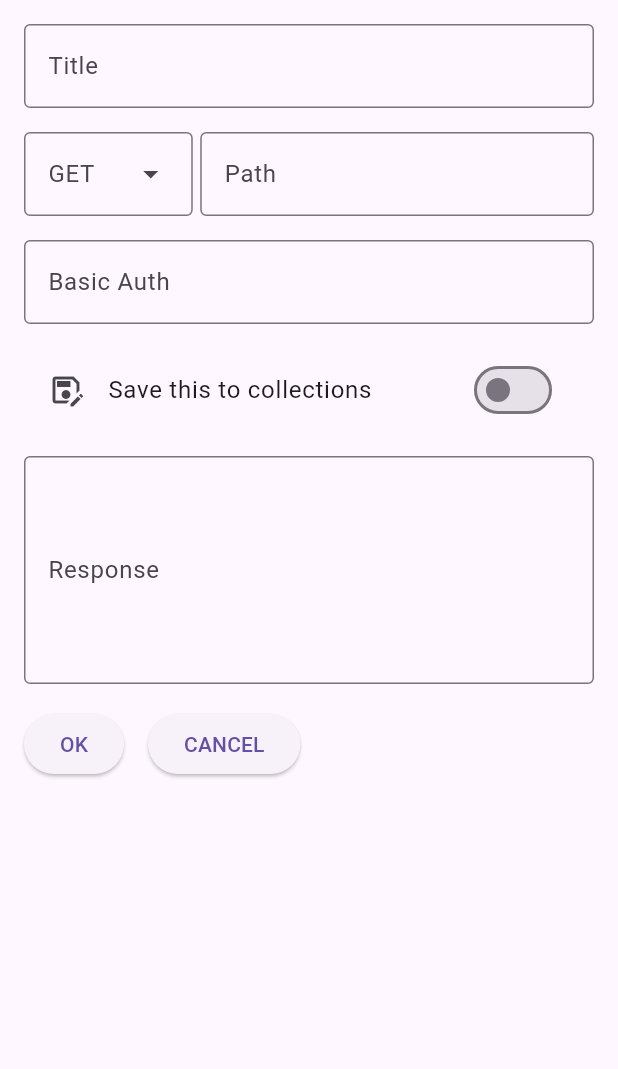
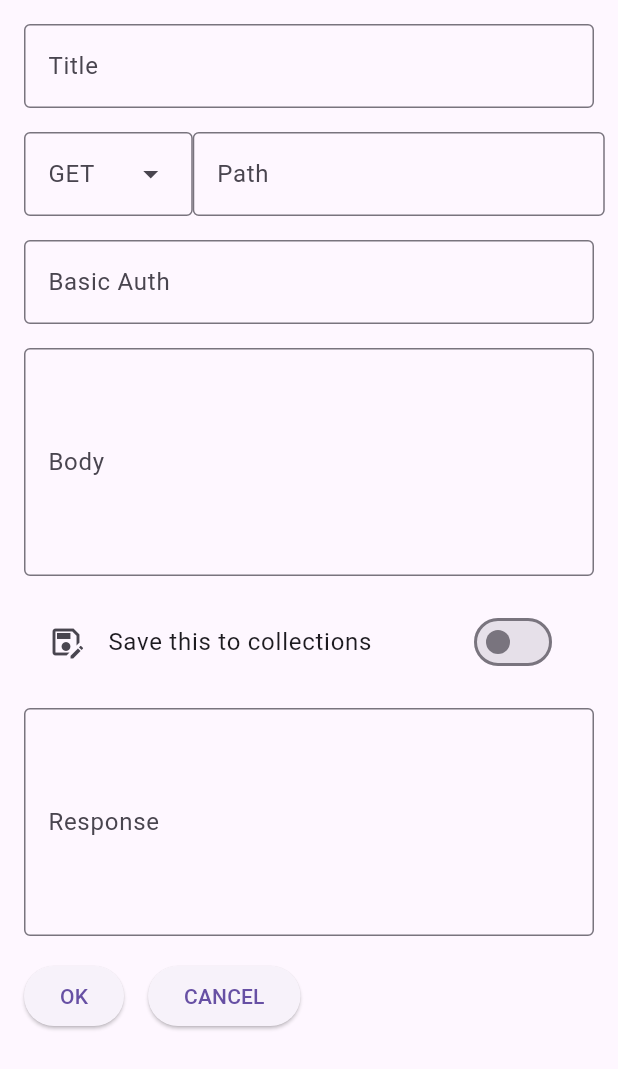
Before and after one commit to hafijulali/testman, a Flutter app: the AddRequestPage screen opened by its route, on a phone screen of 412 x 824 dp. Shown: the top 1069 px of the screen. Run offline on Flutter 3.47's test engine with Material 3 defaults, Android fonts, the phone set to English and light mode, and no system bars; our stand-ins replace dio, file_picker, hive_ce, hive_ce_flutter, permission_handler, timezone; missing offline and left inert: keymap; accounts and stored records are empty.

Commit message:
ADD : Feature to take json as body input for making HTTP calls

```diff
--- a/lib/core/constants/strings.dart
+++ b/lib/core/constants/strings.dart
@@ -2,6 +2,7 @@ const String failureMessage = 'Failure';
 const String successMessage = 'Success';
 const String responseText = 'Response';
 const String requestText = 'Request';
+const String body = 'Body';
 const String addRequest = 'Add Request';
 const String editRequest = 'Edit Request';
 const String history = 'History';
--- a/lib/screens/add_request_page/add_request_page.dart
+++ b/lib/screens/add_request_page/add_request_page.dart
@@ -1,3 +1,5 @@
+import 'dart:convert';
+
 import 'package:flutter/material.dart';
 import 'package:flutter/rendering.dart';
 import 'package:hive_ce/hive.dart';
@@ -22,6 +24,7 @@ class _AddRequestPageState extends State<AddRequestPage> {
 
   final TextEditingController titleController = TextEditingController();
   final TextEditingController methodController = TextEditingController();
+  final TextEditingController bodyController = TextEditingController();
   final TextEditingController pathController = TextEditingController();
   final TextEditingController authController = TextEditingController();
   final TextEditingController responseController = TextEditingController();
@@ -40,12 +43,13 @@ class _AddRequestPageState extends State<AddRequestPage> {
         final String method = methodController.text;
         final String path = pathController.text;
         final String auth = authController.text;
+        final String body = bodyController.text;
 
         final Request request = Request(
           title: title,
           method: method.toUpperCase(),
           path: path,
-          body: '',
+          body: jsonDecode(body),
           headers: {"Content-Type": "application/json"},
           auth: {"Authorization": "Basic $auth"},
         );
@@ -65,12 +69,12 @@ class _AddRequestPageState extends State<AddRequestPage> {
         if (isSaveToCollection == true) {
           // INFO : Since, we don't want to preseve the response in Collections database
           request.response = null;
-
           await collectionsDatabase?.add(request);
         }
       }
     } catch (e) {
-      print('Unexpected error occured please try after sometime $e');
+      showAlertDialog(context, 'Error',
+          'Unexpected error occured please try after sometime $e');
     }
   }
 
@@ -154,6 +158,18 @@ class _AddRequestPageState extends State<AddRequestPage> {
     );
   }
 
+  TextFormField _bodyField() {
+    return TextFormField(
+      decoration: const InputDecoration(
+        labelText: body,
+        border: OutlineInputBorder(),
+      ),
+      controller: bodyController,
+      keyboardType: TextInputType.multiline,
+      maxLines: 5,
+    );
+  }
+
   List<Widget> _formElements(BuildContext context) {
     return <Widget>[
       Form(
@@ -194,6 +210,8 @@ class _AddRequestPageState extends State<AddRequestPage> {
       const SizedBox(height: 16),
       _authField(),
       const SizedBox(height: 16),
+      _bodyField(),
+      const SizedBox(height: 16),
       _saveToCollectionSwitch(),
       const SizedBox(height: 16),
       _contentField(),
@@ -208,7 +226,8 @@ class _AddRequestPageState extends State<AddRequestPage> {
           labelText: labelText,
           border: OutlineInputBorder(),
           constraints: (labelText == 'Path')
-              ? BoxConstraints.tightFor(width: settingsTileWidgetWidth * 1.75)
+              ? BoxConstraints.tightFor(
+                  width: MediaQuery.of(context).size.width / 1.5)
               : null),
       textCapitalization: TextCapitalization.sentences,
       controller: textController,
@@ -232,7 +251,9 @@ class _AddRequestPageState extends State<AddRequestPage> {
         hintText: 'GET',
         dropdownMenuEntries: _dropdownMenuEntries(),
         onSelected: (value) {
-          methodController.text = value;
+          setState(() {
+            methodController.text = value;
+          });
         },
       ),
     );
--- a/lib/storage/models/request_model.dart
+++ b/lib/storage/models/request_model.dart
@@ -24,7 +24,7 @@ class Request {
   String path;
 
   @HiveField(3)
-  String body;
+  Map<String, dynamic> body;
 
   @HiveField(4)
   Map<String, String> headers;
```
Also changed, not shown: lib/custom/components/list_builder.dart (+6 -31 lines), lib/hive_registrar.g.dart (deleted), lib/storage/models/request_model.g.dart, 1 other file.
